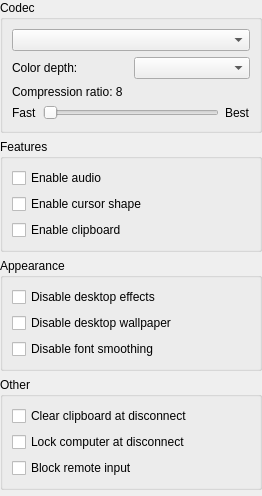
The window that source/console/computer_dialog_desktop.ui (dchapyshev/aspia) describes before a commit, drawn with Qt 5.
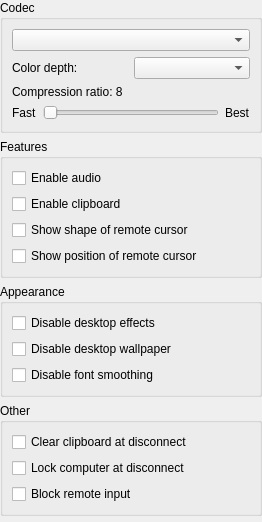
The same window after the commit.

Commit message: Implement "Show remote cursor position" option; implement cursor capturing via DXGI.

The edit to the form file:
```diff
--- a/source/console/computer_dialog_desktop.ui
+++ b/source/console/computer_dialog_desktop.ui
@@ -7,7 +7,7 @@
     <x>0</x>
     <y>0</y>
     <width>262</width>
-    <height>496</height>
+    <height>522</height>
    </rect>
   </property>
   <property name="windowTitle">
@@ -121,13 +121,6 @@
         </property>
        </widget>
       </item>
-      <item>
-       <widget class="QCheckBox" name="checkbox_cursor_shape">
-        <property name="text">
-         <string>Enable cursor shape</string>
-        </property>
-       </widget>
-      </item>
       <item>
        <widget class="QCheckBox" name="checkbox_clipboard">
         <property name="text">
@@ -135,6 +128,20 @@
         </property>
        </widget>
       </item>
+      <item>
+       <widget class="QCheckBox" name="checkbox_cursor_shape">
+        <property name="text">
+         <string>Show shape of remote cursor</string>
+        </property>
+       </widget>
+      </item>
+      <item>
+       <widget class="QCheckBox" name="checkbox_cursor_position">
+        <property name="text">
+         <string>Show position of remote cursor</string>
+        </property>
+       </widget>
+      </item>
      </layout>
     </widget>
    </item>
```
The commit also changes 98 other files.
